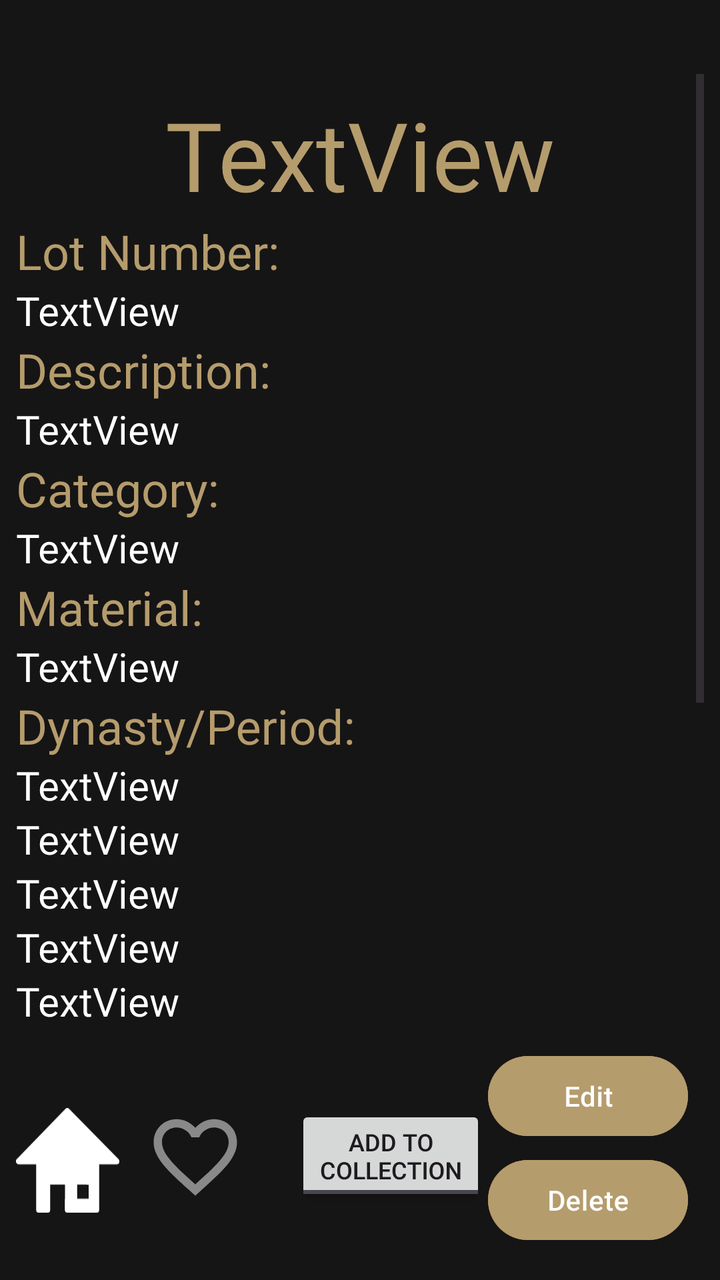
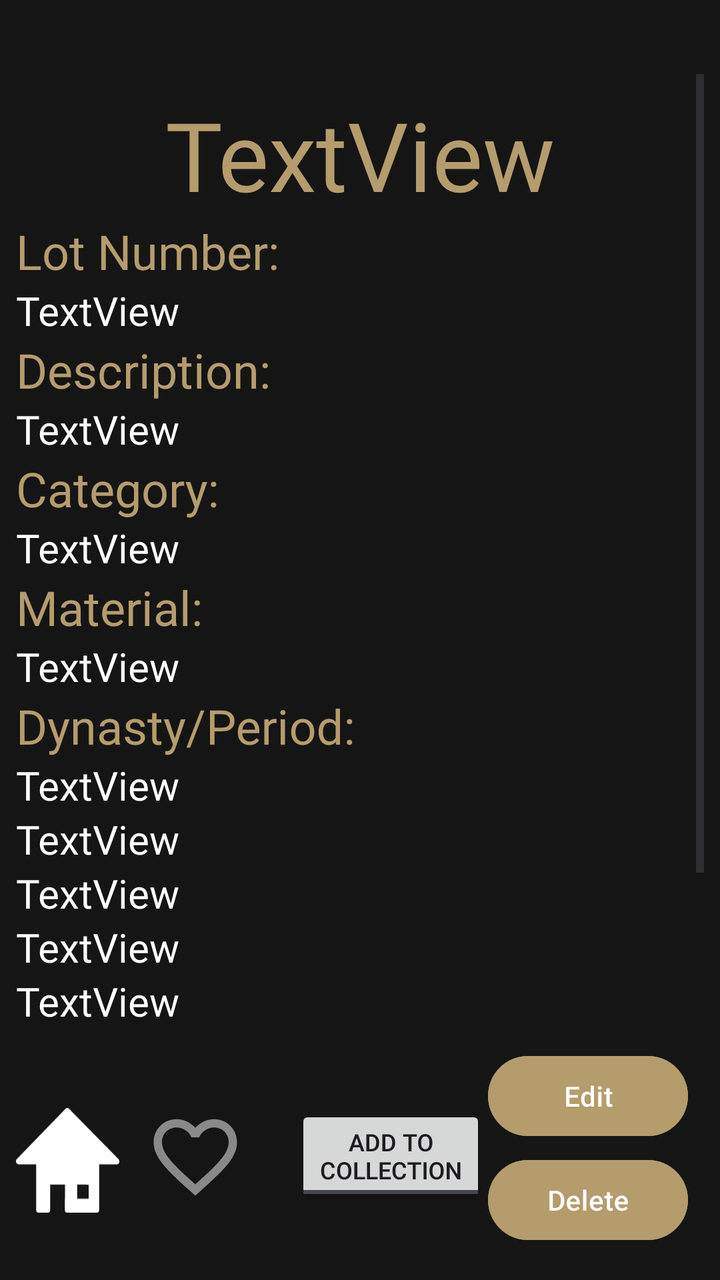

An Android layout rendered at two revisions. The XML below is the earlier revision; the diff shows what the commit changed to produce the second picture.
<!-- AndroidManifest.xml: application theme Theme.B07DemoSummer2024 -->
<!-- res/layout/fragment_expanded_artifact_view.xml -->
<?xml version="1.0" encoding="utf-8"?>
<androidx.constraintlayout.widget.ConstraintLayout xmlns:android="http://schemas.android.com/apk/res/android"
    xmlns:app="http://schemas.android.com/apk/res-auto"
    xmlns:tools="http://schemas.android.com/tools"
    android:layout_width="match_parent"
    android:layout_height="match_parent"
    android:background="@color/softblack"
    android:rotationX="360"
    android:scaleX="1">

    <Button
        android:id="@+id/artifactDelete"
        android:layout_width="100dp"
        android:layout_height="48dp"
        android:layout_marginEnd="16dp"
        android:layout_marginBottom="16dp"
        android:backgroundTint="@color/lightgold"
        android:text="Delete"
        android:textColorLink="#9B0808"
        android:visibility="visible"
        app:layout_constraintBottom_toBottomOf="parent"
        app:layout_constraintEnd_toEndOf="parent" />

    <Button
        android:id="@+id/button2"
        android:layout_width="100dp"
        android:layout_height="48dp"
        android:layout_marginEnd="16dp"
        android:layout_marginBottom="4dp"
        android:backgroundTint="@color/lightgold"
        android:text="Edit"
        android:textColorLink="#A4680F"
        android:visibility="visible"
        app:layout_constraintBottom_toTopOf="@+id/artifactDelete"
        app:layout_constraintEnd_toEndOf="parent" />

    <ScrollView
        android:id="@+id/scrollView3"
        android:layout_width="0dp"
        android:layout_height="0dp"
        android:layout_marginStart="8dp"
        android:layout_marginTop="37dp"
        android:layout_marginEnd="8dp"
        android:layout_marginBottom="38dp"
        android:visibility="visible"
        app:layout_constraintBottom_toTopOf="@+id/expandedViewHomeButton"
        app:layout_constraintEnd_toEndOf="parent"
        app:layout_constraintHorizontal_bias="0.53"
        app:layout_constraintStart_toStartOf="parent"
        app:layout_constraintTop_toTopOf="parent">

        <LinearLayout
            android:id="@+id/linearLayout2"
            android:layout_width="match_parent"
            android:layout_height="wrap_content"
            android:orientation="vertical">

            <ImageView
                android:id="@+id/imageView5"
                android:layout_width="match_parent"
                android:layout_height="wrap_content"
                android:layout_marginTop="8dp"
                android:adjustViewBounds="false" />

            <TextView
                android:id="@+id/name"
                android:layout_width="match_parent"
                android:layout_height="wrap_content"
                android:text="TextView"
                android:textAlignment="center"
                android:textColor="@color/lightgold"
                android:textSize="48sp" />

            <TextView
                android:id="@+id/textView2"
                android:layout_width="match_parent"
                android:layout_height="wrap_content"
                android:text="Lot Number:"
                android:textColor="@color/lightgold"
                android:textSize="24sp" />

            <TextView
                android:id="@+id/Lotnum"
                android:layout_width="match_parent"
                android:layout_height="wrap_content"
                android:text="TextView"
                android:textColor="@color/white"
                android:textSize="20sp" />

            <TextView
                android:id="@+id/textView5"
                android:layout_width="match_parent"
                android:layout_height="wrap_content"
                android:text="Description:"
                android:textColor="@color/lightgold"
                android:textSize="24sp" />

            <TextView
                android:id="@+id/description"
                android:layout_width="match_parent"
                android:layout_height="wrap_content"
                android:text="TextView"
                android:textColor="@color/white"
                android:textSize="20sp" />

            <TextView
                android:id="@+id/textView6"
                android:layout_width="match_parent"
                android:layout_height="wrap_content"
                android:text="Category:"
                android:textColor="@color/lightgold"
                android:textSize="24sp" />

            <TextView
                android:id="@+id/category"
                android:layout_width="match_parent"
                android:layout_height="wrap_content"
                android:text="TextView"
                android:textColor="@color/white"
                android:textSize="20sp" />

            <TextView
                android:id="@+id/textView7"
                android:layout_width="match_parent"
                android:layout_height="wrap_content"
                android:text="Material:"
                android:textColor="@color/lightgold"
                android:textSize="24sp" />

            <TextView
                android:id="@+id/material"
                android:layout_width="match_parent"
                android:layout_height="wrap_content"
                android:text="TextView"
                android:textColor="@color/white"
                android:textSize="20sp" />

            <TextView
                android:id="@+id/textView8"
                android:layout_width="match_parent"
                android:layout_height="wrap_content"
                android:text="Dynasty/Period:"
                android:textColor="@color/lightgold"
                android:textSize="24sp" />

            <TextView
                android:id="@+id/dynastyPeriod"
                android:layout_width="match_parent"
                android:layout_height="wrap_content"
                android:text="TextView"
                android:textColor="@color/white"
                android:textSize="20sp" />

            <TextView
                android:id="@+id/textView9"
                android:layout_width="match_parent"
                android:layout_height="wrap_content"
                android:text="Cultural Origin:"
                android:textColor="@color/lightgold"
                android:textSize="24sp"
                android:visibility="gone" />

            <TextView
                android:id="@+id/culturalOrigin"
                android:layout_width="match_parent"
                android:layout_height="wrap_content"
                android:text="TextView"
                android:textColor="@color/white"
                android:textSize="20sp" />

            <TextView
                android:id="@+id/textView10"
                android:layout_width="match_parent"
                android:layout_height="wrap_content"
                android:text="Dimensions:"
                android:textColor="@color/lightgold"
                android:textSize="24sp"
                android:visibility="gone" />

            <TextView
                android:id="@+id/dimensions"
                android:layout_width="match_parent"
                android:layout_height="wrap_content"
                android:text="TextView"
                android:textColor="@color/white"
                android:textSize="20sp" />

            <TextView
                android:id="@+id/textView11"
                android:layout_width="match_parent"
                android:layout_height="wrap_content"
                android:text="Condition:"
                android:textColor="@color/lightgold"
                android:textSize="24sp"
                android:visibility="gone" />

            <TextView
                android:id="@+id/conditionReport"
                android:layout_width="match_parent"
                android:layout_height="wrap_content"
                android:text="TextView"
                android:textColor="@color/white"
                android:textSize="20sp" />

            <TextView
                android:id="@+id/textView12"
                android:layout_width="match_parent"
                android:layout_height="wrap_content"
                android:text="Current Location:"
                android:textColor="@color/lightgold"
                android:textSize="24sp"
                android:visibility="gone" />

            <TextView
                android:id="@+id/currentLocation"
                android:layout_width="match_parent"
                android:layout_height="wrap_content"
                android:text="TextView"
                android:textColor="@color/white"
                android:textSize="20sp" />

            <TextView
                android:id="@+id/textView13"
                android:layout_width="match_parent"
                android:layout_height="wrap_content"
                android:text="Aquisistion Method:"
                android:textColor="@color/lightgold"
                android:textSize="24sp"
                android:visibility="gone" />

            <TextView
                android:id="@+id/acquisitionMethod"
                android:layout_width="match_parent"
                android:layout_height="wrap_content"
                android:text="TextView"
                android:textColor="@color/white"
                android:textSize="20sp" />

            <TextView
                android:id="@+id/textView14"
                android:layout_width="match_parent"
                android:layout_height="wrap_content"
                android:text="Provenance: "
                android:textColor="@color/lightgold"
                android:textSize="24sp"
                android:visibility="gone" />

            <TextView
                android:id="@+id/provenance"
                android:layout_width="match_parent"
                android:layout_height="wrap_content"
                android:text="TextView"
                android:textColor="@color/white"
                android:textSize="20sp" />

            <TextView
                android:id="@+id/textView15"
                android:layout_width="match_parent"
                android:layout_height="wrap_content"
                android:text="Accession Number:"
                android:textColor="@color/lightgold"
                android:textSize="24sp"
                android:visibility="gone" />

            <TextView
                android:id="@+id/accessionNumber"
                android:layout_width="match_parent"
                android:layout_height="wrap_content"
                android:text="TextView"
                android:textColor="@color/white"
                android:textSize="20sp" />

            <TextView
                android:id="@+id/textView16"
                android:layout_width="match_parent"
                android:layout_height="wrap_content"
                android:text="Notes: "
                android:textColor="@color/lightgold"
                android:textSize="24sp"
                android:visibility="gone" />

            <TextView
                android:id="@+id/notes"
                android:layout_width="match_parent"
                android:layout_height="wrap_content"
                android:text="TextView"
                android:textColor="@color/white"
                android:textSize="20sp" />

            <androidx.recyclerview.widget.RecyclerView
                android:id="@+id/relatedArtifactsList"
                android:layout_width="match_parent"
                android:layout_height="158dp"
                android:layoutDirection="ltr"
                android:scrollIndicators="bottom"
                android:scrollbars="horizontal" />

            <Button
                android:id="@+id/addComment"
                android:layout_width="match_parent"
                android:layout_height="wrap_content"
                android:backgroundTint="@color/lightgold"
                android:text="@string/add_comment"
                android:visibility="gone" />

            <EditText
                android:id="@+id/commentField"
                android:layout_width="match_parent"
                android:layout_height="wrap_content"
                android:ems="10"
                android:hint="@string/comment_hint"
                android:inputType="textMultiLine"
                android:textColor="@color/white"
                android:textColorHint="@color/editor_hint"
                android:visibility="gone" />


        </LinearLayout>
    </ScrollView>

    <ToggleButton
        android:id="@+id/saveArtifactToggle"
        android:layout_width="wrap_content"
        android:layout_height="wrap_content"
        android:layout_marginStart="20dp"
        android:layout_marginBottom="37dp"
        android:allowUndo="false"
        android:checked="false"
        android:clickable="true"
        android:focusable="true"
        android:lines="2"
        android:textOff="Add to\nCollection"
        android:textOn="Remove from\nCollection"
        android:textSize="12sp"
        android:visibility="visible"
        app:layout_constraintBottom_toBottomOf="parent"
        app:layout_constraintStart_toEndOf="@+id/likeButton" />

    <ImageButton
        android:id="@+id/expandedViewHomeButton"
        android:layout_width="wrap_content"
        android:layout_height="wrap_content"
        android:layout_marginStart="8dp"
        android:layout_marginBottom="38dp"
        android:background="#00FFFFFF"
        android:clickable="true"
        android:contentDescription="@string/home_icon_speakable_text"
        android:focusable="true"
        android:scaleY="1.2"
        app:layout_constraintBottom_toBottomOf="parent"
        app:layout_constraintStart_toStartOf="parent"
        app:srcCompat="@drawable/home_icon" />

    <CheckBox
        android:id="@+id/likeButton"
        android:layout_width="wrap_content"
        android:layout_height="67dp"

        android:layout_marginStart="13dp"
        android:layout_marginBottom="28dp"

        android:button="@null"
        android:drawableStart="@drawable/heart_selector"
        android:drawablePadding="5dp"
        android:includeFontPadding="false"
        android:textColor="@color/lightgold"
        android:textSize="28sp"
        app:layout_constraintBottom_toBottomOf="parent"
        app:layout_constraintStart_toEndOf="@+id/expandedViewHomeButton"
        app:useMaterialThemeColors="false" />

</androidx.constraintlayout.widget.ConstraintLayout>
<!-- resources referenced by this layout -->
<resources>
  <color name="editor_hint">#FF898989</color>
  <color name="lightgold">#B59C6C</color>
  <color name="softblack">#161515</color>
  <color name="white">#FFFFFFFF</color>
  <!-- drawable heart_selector (drawable) -->
  <?xml version="1.0" encoding="utf-8"?>
  <selector xmlns:android="http://schemas.android.com/apk/res/android">
  
      <item
          android:state_checked="true"
          android:drawable="@drawable/heart_filled"/>
  
      <item
          android:state_checked="false"
          android:drawable="@drawable/heart_border"/>
  
  </selector>
  <!-- drawable home_icon (drawable) -->
  <vector xmlns:android="http://schemas.android.com/apk/res/android"
      android:width="51.608dp"
      android:height="43.777dp"
      android:viewportWidth="51.608"
      android:viewportHeight="43.777">
    <path
        android:pathData="M25.615,1.25 L1.25,22.29l10.066,0.005v20.232h4.522V30.722h9.891l11.775,0.083v8.362h-8.179v-8.362l-3.596,-0.083 -0.077,11.805h14.641v-20.232l10.066,0.005z"
        android:strokeLineJoin="round"
        android:strokeWidth="2.5"
        android:fillColor="#ffffff"
        android:strokeColor="#ffffff"
        android:strokeLineCap="round"/>
  </vector>
  <string name="add_comment">Add Comment</string>
  <string name="comment_hint">Write a comment…</string>
  <string name="home_icon_speakable_text">Return Home</string>
  <style name="Theme.B07DemoSummer2024" parent="Base.Theme.B07DemoSummer2024" />
  <!-- drawable heart_filled (drawable) -->
  <vector
      xmlns:android="http://schemas.android.com/apk/res/android"
      android:height="50dp"
      android:viewportHeight="24"
      android:viewportWidth="24"
      android:width="50dp">
        
      <path
          android:fillColor="@color/liked"
          android:pathData="M12,21.35l-1.45,-1.32C5.4,15.36 2,12.28 2,8.5 2,5.42 4.42,3 7.5,3c1.74,0 3.41,0.81 4.5,2.09C13.09,3.81 14.76,3 16.5,3 19.58,3 22,5.42 22,8.5c0,3.78 -3.4,6.86 -8.55,11.54L12,21.35z"/>
      
  </vector>
  <!-- drawable heart_border (drawable) -->
  <vector
      xmlns:android="http://schemas.android.com/apk/res/android"
      android:height="50dp"
      android:viewportHeight="24"
      android:viewportWidth="24"
      android:width="50dp">
        
      <path
          android:fillColor="@color/editor_hint"
          android:pathData="M16.5,3c-1.74,0 -3.41,0.81 -4.5,2.09C10.91,3.81 9.24,3 7.5,3 4.42,3 2,5.42 2,8.5c0,3.78 3.4,6.86 8.55,11.54L12,21.35l1.45,-1.32C18.6,15.36 22,12.28 22,8.5 22,5.42 19.58,3 16.5,3zM12.1,18.55l-0.1,0.1 -0.1,-0.1C7.14,14.24 4,11.39 4,8.5 4,6.5 5.5,5 7.5,5c1.54,0 3.04,0.99 3.57,2.36h1.87C13.46,5.99 14.96,5 16.5,5c2,0 3.5,1.5 3.5,3.5 0,2.89 -3.14,5.74 -7.9,10.05z"/>
      
  </vector>
  <style name="Base.Theme.B07DemoSummer2024" parent="Theme.Material3.DayNight.NoActionBar">
          
          
          <item name="android:statusBarColor">@color/softblack</item>
          <item name="android:navigationBarColor">@color/softblack</item>
      </style>
  <color name="liked">#E06FD8</color>
</resources>

<!-- the commit's change to res/layout/fragment_expanded_artifact_view.xml (unified diff, before → after) -->
@@ -290,7 +290,7 @@
             <androidx.recyclerview.widget.RecyclerView
                 android:id="@+id/relatedArtifactsList"
                 android:layout_width="match_parent"
-                android:layout_height="158dp"
+                android:layout_height="match_parent"
                 android:layoutDirection="ltr"
                 android:scrollIndicators="bottom"
                 android:scrollbars="horizontal" />
